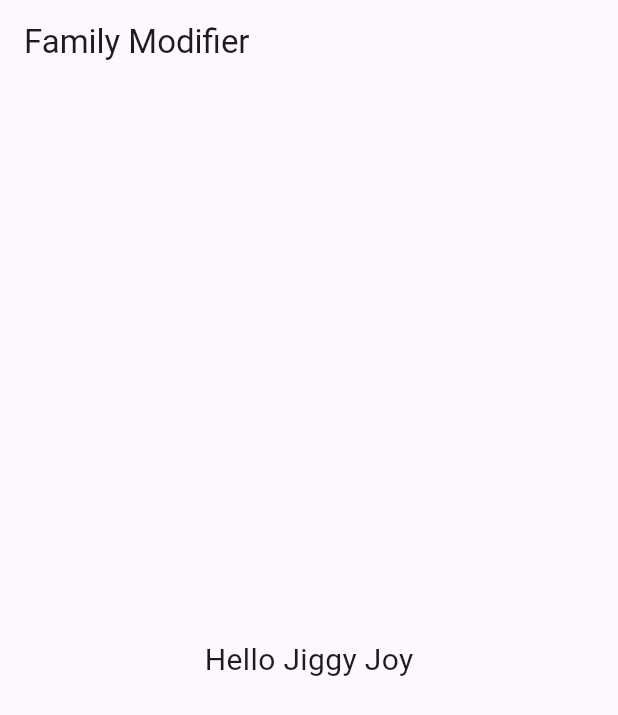
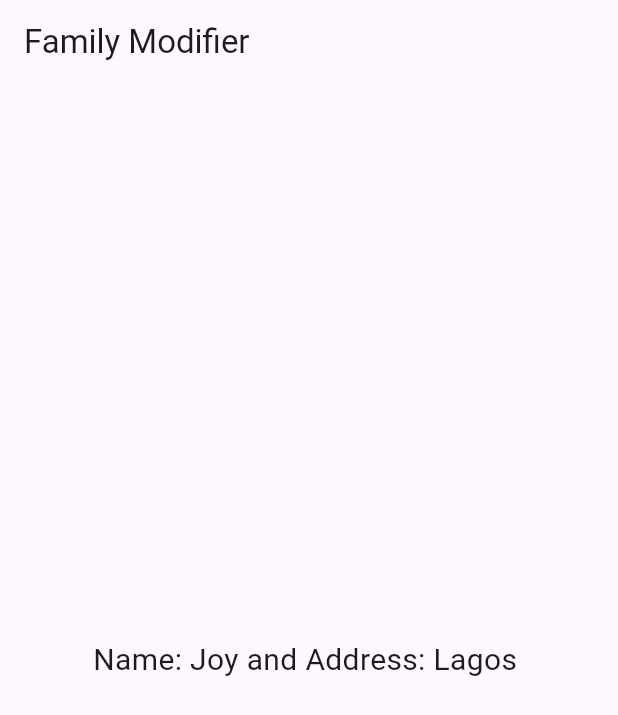
Before and after one commit to winifredubom/riverpod_tutorial, a Flutter app: the screen it shows after launch, on a phone screen of 412 x 824 dp. Shown: the top 715 px of the screen. Run offline on Flutter 3.47's test engine with Material 3 defaults, Android fonts, the phone set to English and light mode, and no system bars; our stand-ins replace equatable, flutter_riverpod.

Commit message:
video 13 commit

```diff
--- a/lib/main.dart
+++ b/lib/main.dart
@@ -1,17 +1,17 @@
 
 import 'package:flutter/material.dart';
 import 'package:flutter_riverpod/flutter_riverpod.dart';
+import 'package:riverpod_practice/user.dart';
 
 
 
 //i learnt about:
-// Family Modifier in Riverpod
+// Family Modifier(multiple values) in Riverpod
 // They are used to pass values to a provider
-// The only limitataion is that we can pass only a single value
 
-final nameProvider = Provider.family<String, String>(
-  (ref, name) {
-    return 'Hello $name';
+final nameProvider = Provider.family<String, User>(
+  (ref, user) {
+    return 'Name: ${user.name} and Address: ${user.address} ';
   }
 );
 void main() {
@@ -46,7 +46,8 @@ class Main extends ConsumerStatefulWidget {
 class _MainState extends ConsumerState<Main> {
   @override
   Widget build(BuildContext context) {
-    final name = ref.watch(nameProvider('Jiggy Joy'));
+    final name = ref.watch(
+      nameProvider(const User('Joy', 'Lagos')));
 
     return  Scaffold(
       appBar: AppBar(
--- /dev/null
+++ b/lib/user.dart
@@ -0,0 +1,12 @@
+import 'package:equatable/equatable.dart';
+
+class User extends Equatable{
+  final String name;
+  final String address;
+
+  const User(this.name, this.address);
+
+  @override
+
+  List<Object?> get props => [name, address];
+}
--- a/pubspec.yaml
+++ b/pubspec.yaml
@@ -37,6 +37,7 @@ dependencies:
   cupertino_icons: ^1.0.6
   flutter_riverpod: ^2.5.1
   riverpod_annotation: ^2.3.5
+  equatable: ^2.0.5
 
 dev_dependencies:
   flutter_test:
```
Also changed, not shown: pubspec.lock.
